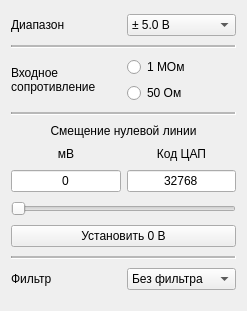
Old version of the form Qt/chanform.ui in the repository Ore111ek/Signal-registration-complex.
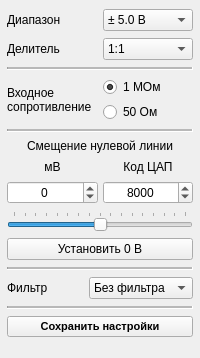
New version of the form.

Patch:
```diff
--- a/Qt/chanform.ui
+++ b/Qt/chanform.ui
@@ -6,8 +6,8 @@
    <rect>
     <x>0</x>
     <y>0</y>
-    <width>247</width>
-    <height>311</height>
+    <width>200</width>
+    <height>358</height>
    </rect>
   </property>
   <property name="sizePolicy">
@@ -18,14 +18,29 @@
   </property>
   <property name="maximumSize">
    <size>
-    <width>250</width>
-    <height>312</height>
+    <width>200</width>
+    <height>360</height>
    </size>
   </property>
   <property name="windowTitle">
    <string>Channel</string>
   </property>
   <layout class="QVBoxLayout" name="verticalLayout_2">
+   <property name="spacing">
+    <number>5</number>
+   </property>
+   <property name="leftMargin">
+    <number>7</number>
+   </property>
+   <property name="topMargin">
+    <number>7</number>
+   </property>
+   <property name="rightMargin">
+    <number>7</number>
+   </property>
+   <property name="bottomMargin">
+    <number>7</number>
+   </property>
    <item>
     <layout class="QHBoxLayout" name="horizontalLayout_2">
      <item>
@@ -66,6 +81,31 @@
      </item>
     </layout>
    </item>
+   <item>
+    <layout class="QHBoxLayout" name="horizontalLayout_6">
+     <item>
+      <widget class="QLabel" name="label_7">
+       <property name="text">
+        <string>Делитель</string>
+       </property>
+      </widget>
+     </item>
+     <item>
+      <widget class="QComboBox" name="comboBox_divider">
+       <item>
+        <property name="text">
+         <string>1:1</string>
+        </property>
+       </item>
+       <item>
+        <property name="text">
+         <string>1:10</string>
+        </property>
+       </item>
+      </widget>
+     </item>
+    </layout>
+   </item>
    <item>
     <widget class="Line" name="line_3">
      <property name="midLineWidth">
@@ -93,6 +133,9 @@
          <property name="text">
           <string>1 МОм</string>
          </property>
+         <property name="checked">
+          <bool>true</bool>
+         </property>
          <attribute name="buttonGroup">
           <string notr="true">buttonGroup</string>
          </attribute>
@@ -103,6 +146,9 @@
          <property name="text">
           <string>50 Ом</string>
          </property>
+         <property name="checked">
+          <bool>false</bool>
+         </property>
          <attribute name="buttonGroup">
           <string notr="true">buttonGroup</string>
          </attribute>
@@ -177,38 +223,77 @@
    <item>
     <layout class="QHBoxLayout" name="horizontalLayout_4">
      <item>
-      <widget class="QLineEdit" name="lineEdit">
-       <property name="maximumSize">
-        <size>
-         <width>300</width>
-         <height>16777215</height>
-        </size>
-       </property>
-       <property name="text">
-        <string>0</string>
+      <widget class="QDoubleSpinBox" name="DAC_mvSpin">
+       <property name="sizePolicy">
+        <sizepolicy hsizetype="Expanding" vsizetype="Fixed">
+         <horstretch>0</horstretch>
+         <verstretch>0</verstretch>
+        </sizepolicy>
        </property>
        <property name="alignment">
         <set>Qt::AlignCenter</set>
        </property>
+       <property name="correctionMode">
+        <enum>QAbstractSpinBox::CorrectToNearestValue</enum>
+       </property>
+       <property name="decimals">
+        <number>0</number>
+       </property>
+       <property name="minimum">
+        <double>-2560.000000000000000</double>
+       </property>
+       <property name="maximum">
+        <double>2560.000000000000000</double>
+       </property>
       </widget>
      </item>
      <item>
-      <widget class="QLineEdit" name="lineEdit_2">
-       <property name="text">
-        <string>32768</string>
+      <widget class="QSpinBox" name="DAC_codeSpin">
+       <property name="sizePolicy">
+        <sizepolicy hsizetype="Expanding" vsizetype="Fixed">
+         <horstretch>0</horstretch>
+         <verstretch>0</verstretch>
+        </sizepolicy>
        </property>
        <property name="alignment">
         <set>Qt::AlignCenter</set>
        </property>
+       <property name="correctionMode">
+        <enum>QAbstractSpinBox::CorrectToNearestValue</enum>
+       </property>
+       <property name="maximum">
+        <number>65535</number>
+       </property>
+       <property name="value">
+        <number>32768</number>
+       </property>
+       <property name="displayIntegerBase">
+        <number>16</number>
+       </property>
       </widget>
      </item>
     </layout>
    </item>
    <item>
-    <widget class="QSlider" name="horizontalSlider">
+    <widget class="QSlider" name="DAC_slider">
+     <property name="maximum">
+      <number>65535</number>
+     </property>
+     <property name="value">
+      <number>32768</number>
+     </property>
+     <property name="tracking">
+      <bool>true</bool>
+     </property>
      <property name="orientation">
       <enum>Qt::Horizontal</enum>
      </property>
+     <property name="tickPosition">
+      <enum>QSlider::TicksAbove</enum>
+     </property>
+     <property name="tickInterval">
+      <number>4096</number>
+     </property>
     </widget>
    </item>
    <item>
@@ -263,6 +348,33 @@
      </item>
     </layout>
    </item>
+   <item>
+    <widget class="Line" name="line_4">
+     <property name="midLineWidth">
+      <number>2</number>
+     </property>
+     <property name="orientation">
+      <enum>Qt::Horizontal</enum>
+     </property>
+    </widget>
+   </item>
+   <item>
+    <widget class="QPushButton" name="btn_saveSettings">
+     <property name="font">
+      <font>
+       <pointsize>8</pointsize>
+       <weight>75</weight>
+       <italic>false</italic>
+       <bold>true</bold>
+       <underline>false</underline>
+       <kerning>true</kerning>
+      </font>
+     </property>
+     <property name="text">
+      <string>Сохранить настройки</string>
+     </property>
+    </widget>
+   </item>
   </layout>
  </widget>
  <resources/>
```
Left out of the diff: 10 changed lines with no effect on the pictures.
